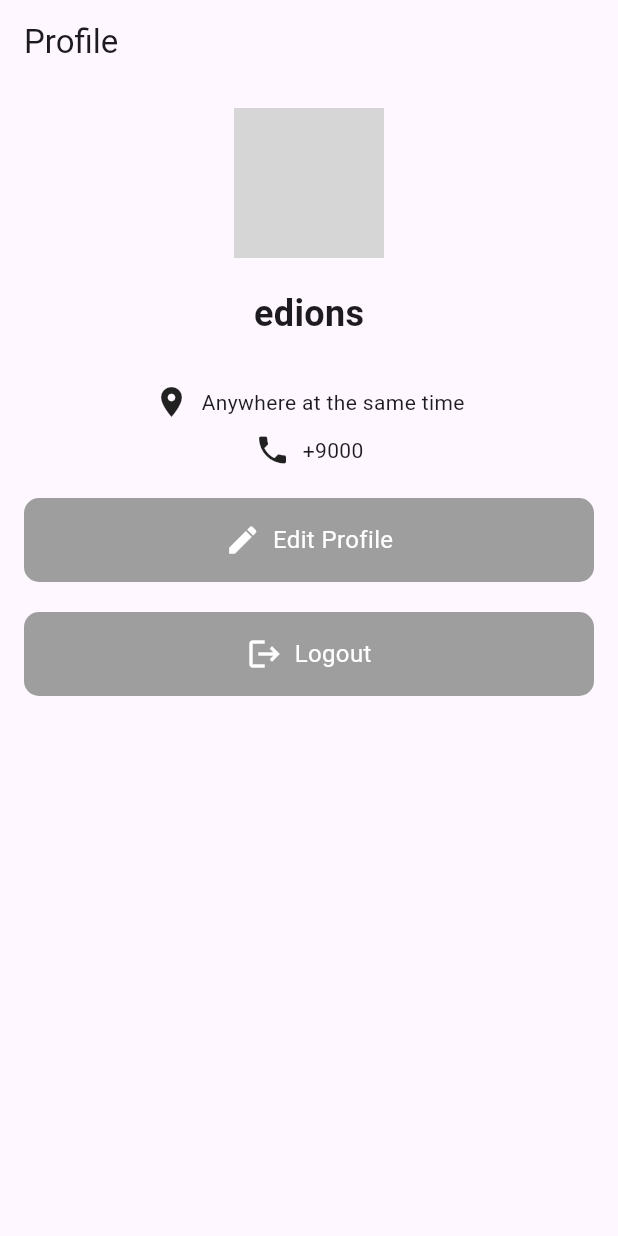
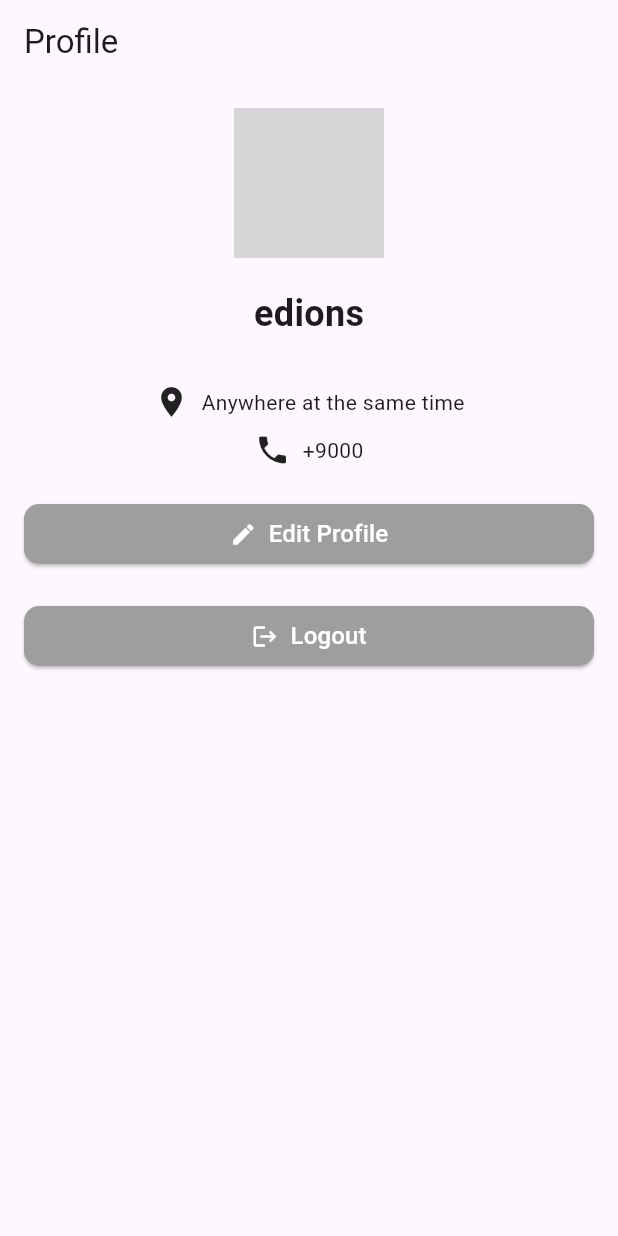
Before and after one commit to edions/flutter_food_ordering, a Flutter app: the ProfilePage screen opened directly, on a phone screen of 412 x 824 dp. Run offline on Flutter 3.47's test engine with Material 3 defaults, Android fonts, the light colour scheme and no system bars; our stand-ins replace carousel_slider; network calls fail; grey boxes are pictures that could not be loaded.

Commit message:
Add logout

```diff
--- a/lib/pages/profile/profile.dart
+++ b/lib/pages/profile/profile.dart
@@ -1,4 +1,5 @@
 import 'package:flutter/material.dart';
+import 'package:flutter_food_ordering/pages/login.dart';
 
 class ProfilePage extends StatelessWidget {
   const ProfilePage({Key? key}) : super(key: key);
@@ -47,18 +48,17 @@ class ProfilePage extends StatelessWidget {
                 ],
               ),
               SizedBox(height: 20),
-              // Use a Container instead of ElevatedButton
-              Container(
-                width: double.infinity, // Take up the full width
-                padding: EdgeInsets.symmetric(vertical: 16),
-                decoration: BoxDecoration(
-                  color: Colors.grey, // Customize the button color
+              // Use ElevatedButton for Edit Profile
+              ElevatedButton(
+                onPressed: () {
+                  // Add logic for editing profile
+                },
+                style: ElevatedButton.styleFrom(
+                  backgroundColor: Colors.grey, // Customize the button color
+                  shape: RoundedRectangleBorder(
                     borderRadius: BorderRadius.circular(10),
                   ),
-                child: InkWell(
-                  onTap: () {
-                    // Add logic for editing profile
-                  },
+                ),
                 child: Row(
                   mainAxisAlignment: MainAxisAlignment.center,
                   children: [
@@ -71,20 +71,21 @@ class ProfilePage extends StatelessWidget {
                   ],
                 ),
               ),
-              ),
               SizedBox(height: 20),
-              // Use a Container instead of ElevatedButton
-              Container(
-                width: double.infinity,
-                padding: EdgeInsets.symmetric(vertical: 16),
-                decoration: BoxDecoration(
-                  color: Colors.grey, // Customize the button color
+              // Use ElevatedButton for Logout
+              ElevatedButton(
+                onPressed: () {
+                  Navigator.pushReplacement(
+                    context,
+                    MaterialPageRoute(builder: (context) => const LoginPage()),
+                  );
+                },
+                style: ElevatedButton.styleFrom(
+                  backgroundColor: Colors.grey,
+                  shape: RoundedRectangleBorder(
                     borderRadius: BorderRadius.circular(10),
                   ),
-                child: InkWell(
-                  onTap: () {
-                    // Add logic for logging out
-                  },
+                ),
                 child: Row(
                   mainAxisAlignment: MainAxisAlignment.center,
                   children: [
@@ -95,7 +96,6 @@ class ProfilePage extends StatelessWidget {
                       style: TextStyle(fontSize: 16, color: Colors.white),
                     ),
                   ],
-                  ),
                 ),
               ),
             ],
```
Lines whose indentation alone changed are shown as unchanged.
